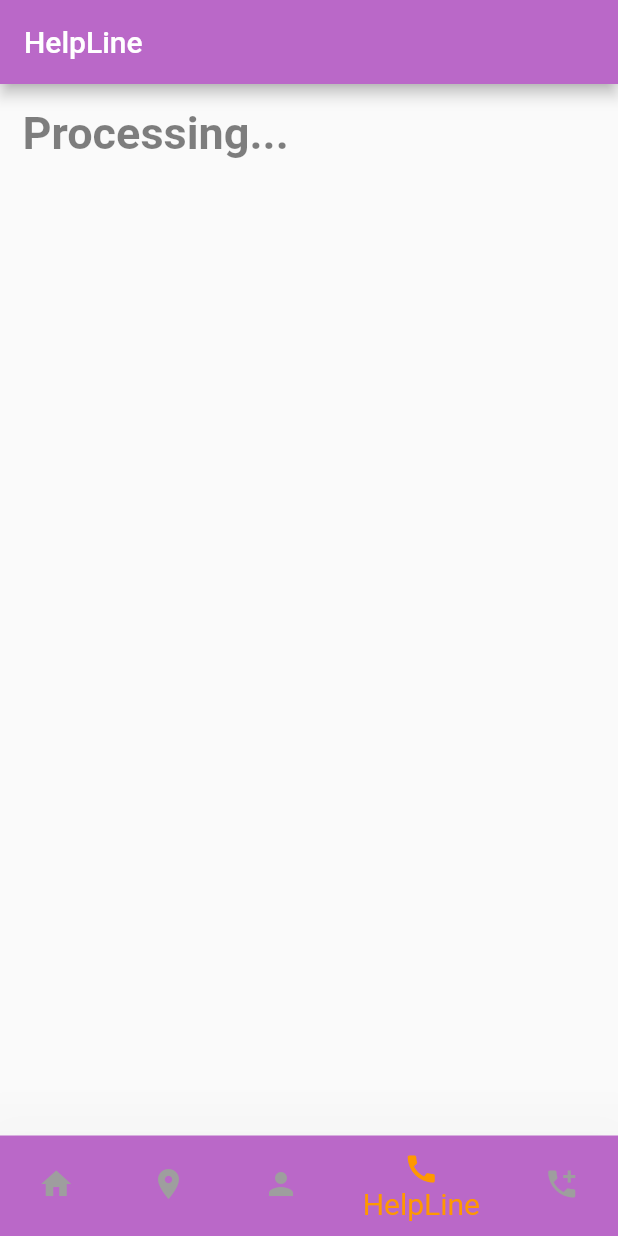
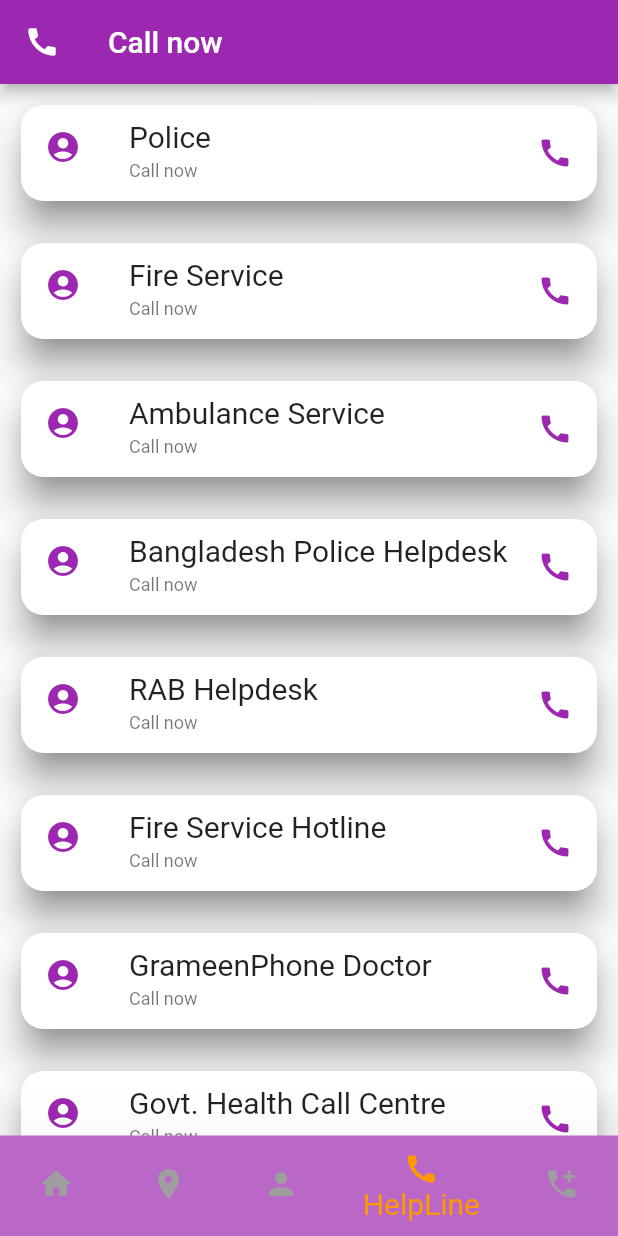
Before and after one commit to Sahim98/flutter-application, a Flutter app: the screen it shows after launch, item 4 of the bottom bar chosen, on a phone screen of 412 x 824 dp. Run offline on Flutter 3.47's test engine with Material 2 defaults, Android fonts, the phone set to English and light mode, and no system bars; our stand-ins replace flutter_slider_drawer, liquid_swipe; missing offline and left inert: flutter_phone_direct_caller, flutter_sms.

Commit message:
foruth commit

```diff
--- a/lib/Helpline.dart
+++ b/lib/Helpline.dart
@@ -1,28 +1,74 @@
 import 'package:flutter/material.dart';
+import 'package:flutter_phone_direct_caller/flutter_phone_direct_caller.dart';
+import 'package:url_launcher/url_launcher.dart' as UrlLauncher;
+import 'package:flutter_sms/flutter_sms.dart';
+import 'package:flutter/material.dart';
+import 'package:url_launcher/url_launcher.dart';
 
-class Helpline extends StatefulWidget {
-  const Helpline({Key? key}) : super(key: key);
+List<String> recipients = [
+  '999',
+  '999',
+  '999',
+  '100',
+  '101',
+  '102',
+  '789',
+  '16263',
+  '1090',
+];
+
+List name = [
+  'Police',
+  'Fire Service',
+  'Ambulance Service',
+  'Bangladesh Police Helpdesk',
+  'RAB Helpdesk',
+  'Fire Service Hotline',
+  'GrameenPhone Doctor',
+  'Govt. Health Call Centre',
+  'Disaster Warning In Advance'
+];
+
+class Helpline extends StatelessWidget {
+  Helpline({Key? key}) : super(key: key);
+
+  final _controller = TextEditingController();
 
   @override
-  State<Helpline> createState() => _HelplineState();
-}
+  Widget build(BuildContext context) => new Scaffold(
+      appBar: new AppBar(
+        title: const Text("Call now"),
+        leading: Icon(Icons.call),
+        backgroundColor: Colors.purple,
+      ),
+      body: ListView.builder(itemBuilder: itemBuilder, itemCount: name.length));
 
-class _HelplineState extends State<Helpline> {
-  @override
-  Widget build(BuildContext context) {
-    return Scaffold(
-      appBar: AppBar(
-        title: Text('HelpLine'),
-        backgroundColor: Colors.purple[300],
-      ),
-      body: Padding(
-        padding: const EdgeInsets.all(15.0),
-        child: Container(
-          child: Text('Processing...',
-              style: TextStyle(
-                  fontSize: 30,
-                  fontWeight: FontWeight.bold,
-                  color: Colors.black.withOpacity(0.5))),
+  Widget itemBuilder(BuildContext context, int index) {
+    return Padding(
+      padding: const EdgeInsets.all(10.0),
+      child: Card(
+        elevation: 10,
+        shadowColor: Colors.grey[800],
+        shape: RoundedRectangleBorder(
+          side: BorderSide(
+            color: Colors.transparent,
+          ),
+          borderRadius: BorderRadius.circular(15.0),
+        ),
+        child: ListTile(
+          dense: true,
+          iconColor: Colors.purple,
+          title: Text(
+            name[index],
+            style: TextStyle(fontSize: 20),
+          ),
+          subtitle: Text("Call now"),
+          leading: Icon(Icons.account_circle_rounded, color: Colors.purple),
+          trailing: Icon(
+            Icons.call,
+            color: Colors.purple,
+          ),
+          onTap: () => launch('tel:+88${recipients[index]}'),
         ),
       ),
     );
```
